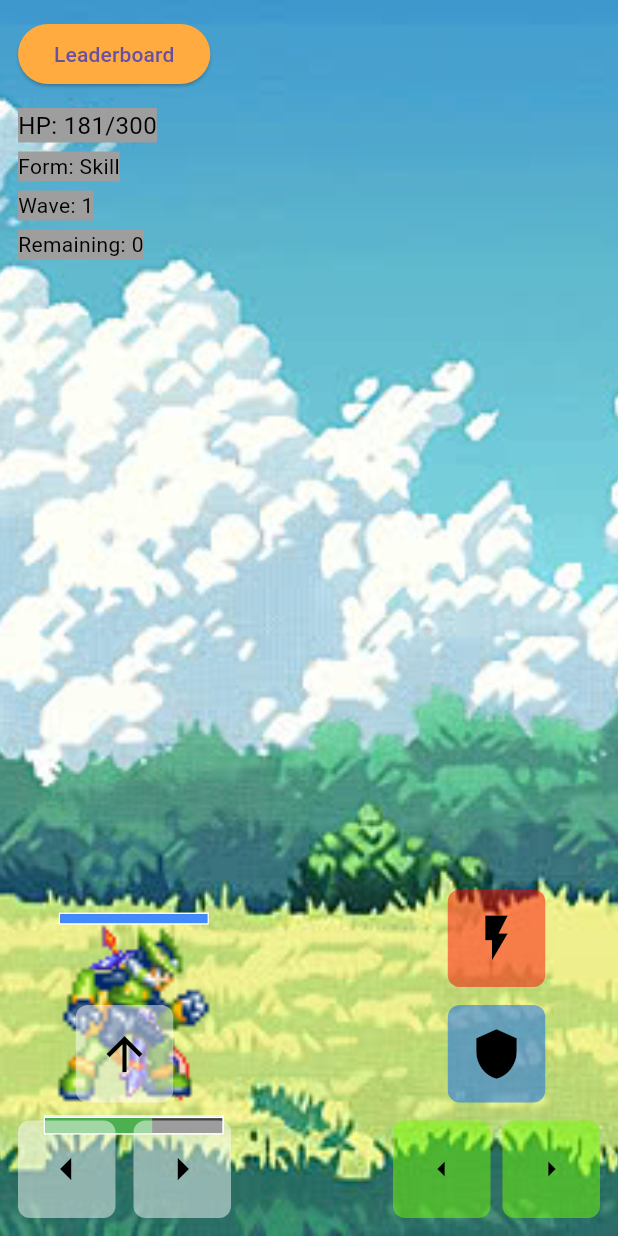
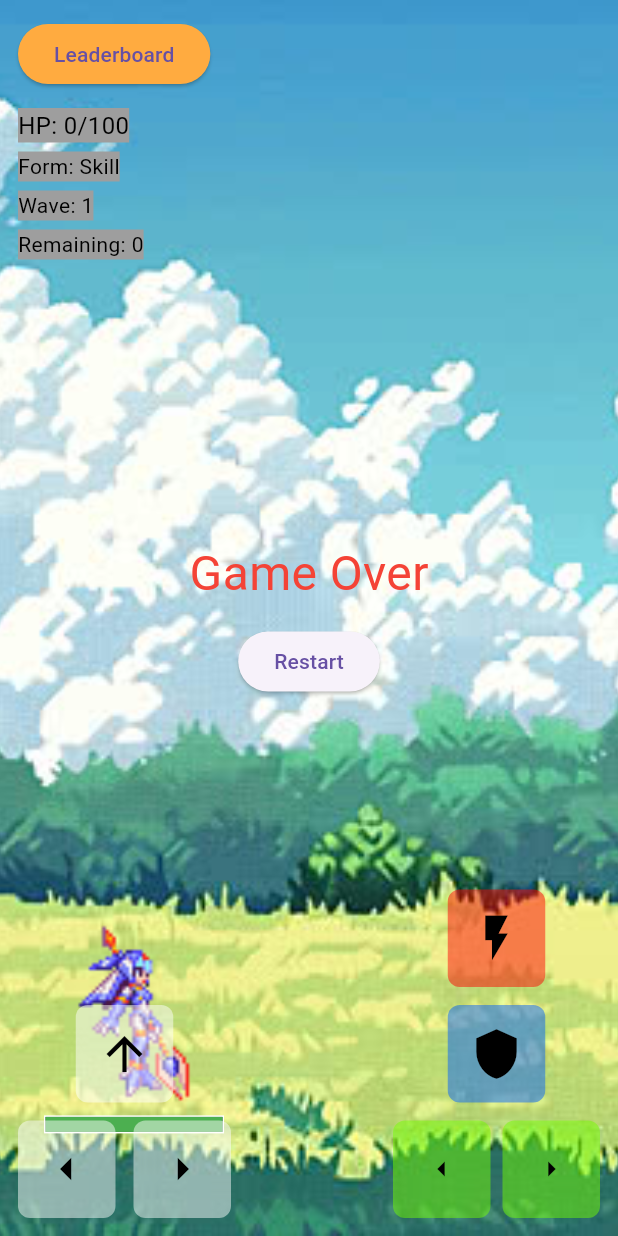
Before and after one commit to Tunngcutie06/D-n-flutter-oop, a Flutter app: the screen it shows after launch, after a tap on "Start Game", after a tap on the "arrow upward" icon, after a tap on the "arrow left" icon, on a phone screen of 412 x 824 dp. Run offline on Flutter 3.47's test engine with Material 3 defaults, Android fonts, the light colour scheme and no system bars; our stand-ins replace just_audio.

Commit message:
Add files via upload

```diff
--- /dev/null
+++ b/lib/logic/mechanics.dart
@@ -0,0 +1,474 @@
+import 'dart:async';
+import 'package:flutter/material.dart';
+import '../models/game_state.dart';
+import '../models/enemy.dart';
+import '../models/item.dart';
+import '../models/player.dart';
+import '../logic/enums.dart';
+import '../services/leaderboard_service.dart';
+
+double defendCooldownPercent(GameState game) {
+  final now = DateTime.now();
+  final elapsed = now.difference(game.player.lastDefendTime).inMilliseconds;
+  return (elapsed / game.player.defendCooldownMs).clamp(0.0, 1.0);
+}
+
+void slideTo({
+  required double startX,
+  required double targetX,
+  required void Function(double) onUpdate,
+  required void Function() setStateFn,
+  Duration duration = const Duration(milliseconds: 250),
+}) {
+  final deltaX = targetX - startX;
+  const int steps = 15;
+  int currentStep = 0;
+
+  Timer.periodic(
+    Duration(milliseconds: duration.inMilliseconds ~/ steps),
+    (timer) {
+      if (currentStep >= steps) {
+        onUpdate(targetX);
+        setStateFn();
+        timer.cancel();
+        return;
+      }
+      onUpdate(startX + deltaX * (currentStep / steps));
+      setStateFn();
+      currentStep++;
+    },
+  );
+}
+
+/// ===================== COLLISIONS =====================
+
+bool checkCollisionWithEnemy(GameState game, Enemy enemy) {
+  // Only hit if player is near ground (same as enemy y)
+  const double groundY = 0.8;
+  if ((game.player.y - groundY).abs() > 0.1) return false;
+
+  int direction = game.player.x < enemy.x ? 1 : -1;
+  double attackFront = game.player.x + direction * attackReach;
+
+  double enemyLeft = enemy.x - enemySolidWidth / 2;
+  double enemyRight = enemy.x + enemySolidWidth / 2;
+
+  if (direction == 1) {
+    return attackFront >= enemyLeft && attackFront <= enemyRight;
+  } else {
+    return attackFront <= enemyRight && attackFront >= enemyLeft;
+  }
+}
+
+bool checkCollisionWithPlayer(GameState game, Enemy enemy) {
+  // Only hit if player is on the ground
+  const double groundY = 0.8;
+  if ((game.player.y - groundY).abs() > 0.02) return false;
+
+  int direction = enemy.x < game.player.x ? 1 : -1;
+  double attackFront = enemy.x + direction * attackReach;
+
+  double playerLeft = game.player.x - playerSolidWidth / 2;
+  double playerRight = game.player.x + playerSolidWidth / 2;
+
+  if (direction == 1) {
+    return attackFront >= playerLeft && attackFront <= playerRight;
+  } else {
+    return attackFront <= playerRight && attackFront >= playerLeft;
+  }
+}
+
+bool checkCollisionWithItem(BuildContext context, GameState game, Item item) {
+  final screenW = MediaQuery.of(context).size.width;
+  final screenH = MediaQuery.of(context).size.height;
+  const playerW = 120.0, playerH = 120.0;
+  const itemSize = 40.0;
+
+  double playerCX = (game.player.x + 1) / 2 * screenW;
+  double itemCX = (item.x + 1) / 2 * screenW;
+
+  double playerCY = 0.8 * screenH;
+  double itemCY = item.y * screenH;
+
+  Rect pr = Rect.fromCenter(
+    center: Offset(playerCX, playerCY),
+    width: playerW,
+    height: playerH,
+  );
+
+  Rect ir = Rect.fromCenter(
+    center: Offset(itemCX, itemCY),
+    width: itemSize,
+    height: itemSize,
+  );
+
+  return pr.overlaps(ir);
+}
+
+/// ===================== ACTIONS =====================
+
+void attackPressedFn({
+  required GameState game,
+  required Map<Enemy, bool> enemyHitMap,
+  required bool Function() getWaitingStart,
+  required bool Function() getRoundOver,
+  required bool Function() getGameOver,
+  required bool Function() getShowASprite,
+  required void Function(bool) setShowASprite,
+  required void Function() setStateFn,
+}) {
+  if (getWaitingStart() || getRoundOver() || getGameOver()) return;
+
+  // Prevent attacking while jumping
+  const double groundY = 0.8;
+  if ((game.player.y - groundY).abs() > 0.07) return;
+
+  final now = DateTime.now();
+  if (now.difference(game.player.lastAttackTime).inMilliseconds <
+      game.player.attackCooldownMs) {
+    return;
+  }
+  game.player.lastAttackTime = now;
+
+  // Show attack sprite briefly
+  setShowASprite(true);
+  setStateFn();
+  Future.delayed(const Duration(milliseconds: 180), () {
+    setShowASprite(false);
+    setStateFn();
+  });
+
+  // Find the hit enemy
+  Enemy? hitEnemy;
+  for (var enemy in game.enemies) {
+    if (!enemy.isAlive) continue;
+    if (checkCollisionWithEnemy(game, enemy)) {
+      hitEnemy = enemy;
+      break;
+    }
+  }
+  if (hitEnemy == null) return;
+
+  // Apply attack
+  game.player.attack(hitEnemy);
+
+  // Show hit flash
+  enemyHitMap[hitEnemy] = true;
+  setStateFn();
+  Future.delayed(const Duration(milliseconds: 180), () {
+    enemyHitMap[hitEnemy!] = false;
+    setStateFn();
+  });
+}
+
+void defendPressedFn({
+  required GameState game,
+  required Map<Enemy, bool> enemyHitMap,
+  required bool Function() getWaitingStart,
+  required bool Function() getRoundOver,
+  required bool Function() getGameOver,
+  required void Function() setStateFn,
+}) {
+  if (getWaitingStart() || getRoundOver() || getGameOver()) return;
+
+  final now = DateTime.now();
+  if (now.difference(game.player.lastDefendTime).inMilliseconds <
+      game.player.defendCooldownMs) {
+    return;
+  }
+
+  const double defendRange = 0.27;
+  const double groundY = 0.8;
+  bool matchedAny = false;
+
+  for (var enemy in game.enemies) {
+    if (!enemy.isAlive) continue;
+
+    double distance = (enemy.x - game.player.x).abs();
+    bool sameHeight = (game.player.y - groundY).abs() < 0.08;
+
+    // Check frontal direction only
+    bool inFront = game.player.facingRight
+        ? (enemy.x > game.player.x)
+        : (enemy.x < game.player.x);
+
+    if (distance > defendRange || !sameHeight || !inFront) continue;
+
+    final pForm = game.player.form;
+    bool matched = false;
+
+    if (pForm == FormType.strength && enemy.type == EnemyType.savage) {
+      matched = true;
+      double direction = game.player.x < enemy.x ? 1 : -1;
+      double targetX = (enemy.x + direction * 0.3).clamp(-1.0, 1.0);
+      slideTo(
+        startX: enemy.x,
+        targetX: targetX,
+        onUpdate: (val) => enemy.x = val,
+        setStateFn: setStateFn,
+      );
+      enemy.stunnedUntil = DateTime.now().add(const Duration(seconds: 2));
+    } else if (pForm == FormType.speed && enemy.type == EnemyType.swift) {
+      matched = true;
+      double direction = (game.player.x < enemy.x) ? 1 : -1;
+      double targetX = (enemy.x + direction * 0.25).clamp(-0.95, 0.95);
+      slideTo(
+        startX: game.player.x,
+        targetX: targetX,
+        onUpdate: (val) => game.player.x = val,
+        setStateFn: setStateFn,
+      );
+      Future.delayed(const Duration(milliseconds: 250), () {
+        game.player.facingRight = (enemy.x > game.player.x);
+        setStateFn();
+      });
+      enemy.stunnedUntil = DateTime.now().add(const Duration(seconds: 2));
+    } else if (pForm == FormType.skill && enemy.type == EnemyType.sharp) {
+      enemy.hp -= 5;
+      matched = true;
+      enemy.stunnedUntil = DateTime.now().add(const Duration(seconds: 2));
+    }
+
+    if (matched) {
+      matchedAny = true;
+
+      game.player.isDefending = true;
+      enemyHitMap[enemy] = true;
+      setStateFn();
+
+      Future.delayed(const Duration(milliseconds: 180), () {
+        enemyHitMap[enemy] = false;
+        setStateFn();
+      });
+      Future.delayed(const Duration(milliseconds: 300), () {
+        game.player.isDefending = false;
+        setStateFn();
+      });
+
+      game.player.lastDefendTime = now;
+      break;
+    }
+  }
+
+  if (!matchedAny) {
+    // Wrong form, stun the player
+    game.player.stunnedUntil = DateTime.now().add(const Duration(seconds: 3));
+    game.player.lastDefendTime = now;
+  }
+}
+
+Future<void> logRunOnceFn({
+  required GameState game,
+  required bool Function() getRunLogged,
+  required void Function(bool) setRunLogged,
+}) async {
+  if (getRunLogged()) return;
+  setRunLogged(true); // prevent double logging
+  try {
+    await LeaderboardService().addEntry(game.wave);
+  } catch (_) {
+    setRunLogged(false); // allow retry in next frame
+  }
+}
+
+/// ===================== MAIN LOOP =====================
+
+void gameLoopFn({
+  required BuildContext context,
+  required GameState game,
+  required bool Function() getWaitingStart,
+  required void Function(bool) setWaitingStart,
+  required bool Function() getRoundOver,
+  required void Function(bool) setRoundOver,
+  required bool Function() getGameOver,
+  required void Function(bool) setGameOver,
+  required bool Function() getPlayerHit,
+  required void Function(bool) setPlayerHit,
+  required bool Function() getKeyLeft,
+  required void Function(bool) setKeyLeft,
+  required bool Function() getKeyRight,
+  required void Function(bool) setKeyRight,
+  required bool Function() getKeyAttack,
+  required void Function(bool) setKeyAttack,
+  required bool Function() getDefendTriggered,
+  required void Function(bool) setDefendTriggered,
+  required bool Function() getRunLogged,
+  required void Function(bool) setRunLogged,
+  required Map<Enemy, bool> enemyHitMap,
+  required void Function() setStateFn,
+  required bool Function() getShowASprite,
+  required void Function(bool) setShowASprite,
+}) {
+  if (getWaitingStart() || getRoundOver() || getGameOver()) return;
+
+  bool needUpdate = false;
+
+  // --- UPDATE PLAYER POSITION (jump + gravity)
+  game.player.update(1); // dt = 1 như code gốc
+  // --- HANDLE PLAYER INPUT ---
+  if (game.player.isStunned) {
+    game.player.vx = 0;
+    setKeyLeft(false);
+    setKeyRight(false);
+    setKeyAttack(false);
+    setDefendTriggered(false);
+  } else {
+    double dx = 0;
+    if (getKeyLeft() && !getKeyRight()) {
+      dx -= 0.02 * game.player.speed;
+      game.player.vx -= 0.02 * game.player.speed;
+      game.player.facingRight = false;
+    } else if (getKeyRight() && !getKeyLeft()) {
+      dx += 0.02 * game.player.speed;
+      game.player.vx = 0.02 * game.player.speed;
+      game.player.facingRight = true;
+    } else {
+      game.player.vx = 0;
+    }
+
+    if (dx != 0) {
+      double newX = (game.player.x + dx).clamp(-1.0, 1.0);
+      game.player.x = newX;
+      needUpdate = true;
+    }
+
+    if (getKeyAttack()) {
+      attackPressedFn(
+        game: game,
+        enemyHitMap: enemyHitMap,
+        getWaitingStart: getWaitingStart,
+        getRoundOver: getRoundOver,
+        getGameOver: getGameOver,
+        getShowASprite: getShowASprite,
+        setShowASprite: setShowASprite,
+        setStateFn: setStateFn,
+      );
+    }
+
+    if (getDefendTriggered()) {
+      defendPressedFn(
+        game: game,
+        enemyHitMap: enemyHitMap,
+        getWaitingStart: getWaitingStart,
+        getRoundOver: getRoundOver,
+        getGameOver: getGameOver,
+        setStateFn: setStateFn,
+      );
+      setDefendTriggered(false); // reset trigger
+    }
+  }
+
+  // --- ENEMY MOV & ATK LOGIC ---
+  for (var enemy in List<Enemy>.from(game.enemies)) {
+    if (!enemy.isAlive || enemy.isStunned) continue;
+
+    enemy.facingRight = enemy.x < game.player.x;
+    const double approachRange = 0.15;
+    double distance = (enemy.x - game.player.x).abs();
+
+    if (distance < 0.05) game.player.hp -= 0.9;
+
+    if (distance > approachRange) {
+      double direction = enemy.x < game.player.x ? 1 : -1;
+      enemy.x += direction * enemy.speed;
+      enemy.state = 'moving';
+      needUpdate = true;
+      continue;
+    } else {
+      if (checkCollisionWithPlayer(game, enemy)) {
+        final now = DateTime.now();
+        if (now.difference(enemy.lastAttackTime).inMilliseconds >=
+            enemy.attackCooldownMs) {
+          enemy.lastAttackTime = now;
+          enemy.attack(game.player);
+          setPlayerHit(true);
+          needUpdate = true;
+          enemy.state = 'attacking';
+          Future.delayed(const Duration(milliseconds: 180), () {
+            enemy.state = 'idle';
+            setPlayerHit(false);
+            setStateFn();
+          });
+        }
+      } else {
+        // only switch to idle if not moving closer and not attacking
+        if (enemy.state == 'moving' && distance > approachRange * 0.9) {
+          // stay in moving until close enough
+          needUpdate = true;
+        } else if (enemy.state != 'attacking') {
+          enemy.state = 'idle';
+          needUpdate = true;
+        }
+        // Slight positional nudge so enemies don't get stuck
+        double direction = enemy.x < game.player.x ? 1 : -1;
+        enemy.x += direction * (enemy.speed * 0.4);
+        needUpdate = true;
+      }
+    }
+  }
+
+  // --- HANDLE DEAD ENEMIES ---
+  final dead = game.enemies.where((e) => !e.isAlive).toList();
+  if (dead.isNotEmpty) {
+    for (var d in dead) {
+      game.dropPotionAt(d.x);
+      enemyHitMap.remove(d);
+    }
+    game.enemies.removeWhere((e) => !e.isAlive);
+
+    // Spawn next if not reached total in wave
+    if (game.spawnedCount < game.totalEnemiesInWave) {
+      game.spawnNextEnemy();
+    }
+
+    // If all enemies for this wave are done
+    if (game.spawnedCount >= game.totalEnemiesInWave && game.enemies.isEmpty) {
+      setRoundOver(true);
+      setWaitingStart(false);
+    }
+    needUpdate = true;
+  }
+
+  // --- ITEM PICKUP ---
+  if (game.items.isNotEmpty) {
+    final picked = <Item>[];
+    for (var it in game.items) {
+      if (checkCollisionWithItem(context, game, it)) {
+        it.onPickup(game.player);
+        picked.add(it);
+        needUpdate = true;
+      }
+    }
+    for (var it in picked) {
+      game.items.remove(it);
+    }
+  }
+
+  // --- CHECK GAME OVER ---
+  if (!game.player.isAlive) {
+    setKeyAttack(false);
+    setDefendTriggered(false);
+    setKeyLeft(false);
+    setKeyRight(false);
+
+    // log leaderboard (retryable)
+    // fire-and-forget
+    // ignore: discarded_futures
+    logRunOnceFn(
+      game: game,
+      getRunLogged: getRunLogged,
+      setRunLogged: setRunLogged,
+    );
+
+    setGameOver(true);
+    setRoundOver(true);
+    needUpdate = true;
+  }
+
+  // Force cooldown bar to update even if player isn't moving
+  needUpdate = true;
+
+  if (needUpdate) {
+    setStateFn();
+  }
+}
--- a/lib/main.dart
+++ b/lib/main.dart
@@ -15,4 +15,3 @@ class MyApp extends StatelessWidget {
     );
   }
 }
-///// hoàn thiện game/////////// báo cáo game
--- a/lib/models/enemy.dart
+++ b/lib/models/enemy.dart
@@ -1,8 +1,7 @@
 import 'package:flutter_application_1/models/player.dart';
-import '../logic/advantage_logic.dart';
+import '../logic/matchups.dart';
 import '../logic/enums.dart';
 import 'character.dart';
-import 'attack.dart';
 
 const double enemySolidWidth = 0.18;
 
--- a/lib/models/game_state.dart
+++ b/lib/models/game_state.dart
@@ -3,11 +3,6 @@ import '../logic/enums.dart';
 import 'player.dart';
 import 'enemy.dart';
 import 'item.dart';
-// ==== UTILITY FUNCS ====
-
-// ==== GAME STATE ====
-// ==== GAME STATE ====
-// ==== GAME STATE ====
 // ==== GAME STATE ====
 class GameState {
   final Player player = Player();
--- a/lib/models/player.dart
+++ b/lib/models/player.dart
@@ -1,11 +1,17 @@
 import '../logic/enums.dart';
-import '../logic/advantage_logic.dart';
+import '../logic/matchups.dart';
 import 'enemy.dart';
 import 'character.dart';
-import 'attack.dart';
 
 const double playerSolidWidth = 0.18; // solid collision
 const double attackReach = 0.15;
+
+
+
+// interface attack
+abstract class Attack {
+  void attack(dynamic target);
+}
 
 class Player extends Character implements Attack {
   FormType form;
@@ -20,7 +26,7 @@ class Player extends Character implements Attack {
       y = 0.8,
       vx = 0,
       vy = 0,
-      super(x: -0.8, hp: 300, maxHp: 300);
+      super(x: -0.8, hp: 100, maxHp: 100);
 
   void changeForm(FormType f) => form = f;
 
@@ -41,7 +47,7 @@ class Player extends Character implements Attack {
 
   void jump() {
     if (y >= 0.8 && !isStunned) {
-      // only jump if on ground
+      // only jump if on ground & isn't stunned
       vy = -0.07; // upward impulse
     }
   }
--- a/lib/ui/enemy_widget.dart
+++ b/lib/ui/enemy_widget.dart
@@ -1,8 +1,7 @@
 import 'package:flutter/material.dart';
 import '../models/enemy.dart';
-import 'hp_bar.dart';
+import 'stat_bar.dart';
 
-// ==== GAME STATE ====
 class EnemyWidget extends StatelessWidget {
   final Enemy enemy;
   final bool hit;
--- a/lib/ui/player_widget.dart
+++ b/lib/ui/player_widget.dart
@@ -1,7 +1,7 @@
 import 'package:flutter/material.dart';
 import '../models/player.dart';
 import '../logic/enums.dart';
-import 'hp_bar.dart';
+import 'stat_bar.dart';
 
 
 class PlayerWidget extends StatelessWidget {
--- /dev/null
+++ b/lib/ui/stat_bar.dart
@@ -0,0 +1,34 @@
+import 'package:flutter/material.dart';
+
+// ==== UI Helpers ====
+Widget buildHpBar(double hp, double maxHp) {
+  return Container(
+    height: 12,
+    width: 120,
+    decoration: BoxDecoration(
+      border: Border.all(color: Colors.white),
+      color: Colors.grey.shade800,
+    ),
+    child: FractionallySizedBox(
+      alignment: Alignment.centerLeft,
+      widthFactor: (hp / maxHp).clamp(0, 1),
+      child: Container(color: Colors.green),
+    ),
+  );
+}
+
+Widget buildDefendBar(double pct) {
+  return Container(
+    width: 100,
+    height: 8,
+    decoration: BoxDecoration(
+      border: Border.all(color: Colors.white),
+      color: Colors.grey.shade800,
+    ),
+    child: FractionallySizedBox(
+      alignment: Alignment.centerLeft,
+      widthFactor: pct,
+      child: Container(color: Colors.blueAccent),
+    ),
+  );
+}
```
Also changed, not shown: lib/logic/matchups.dart (added, +24 -0 lines), lib/ui/game_page.dart (+7 -15 lines).
